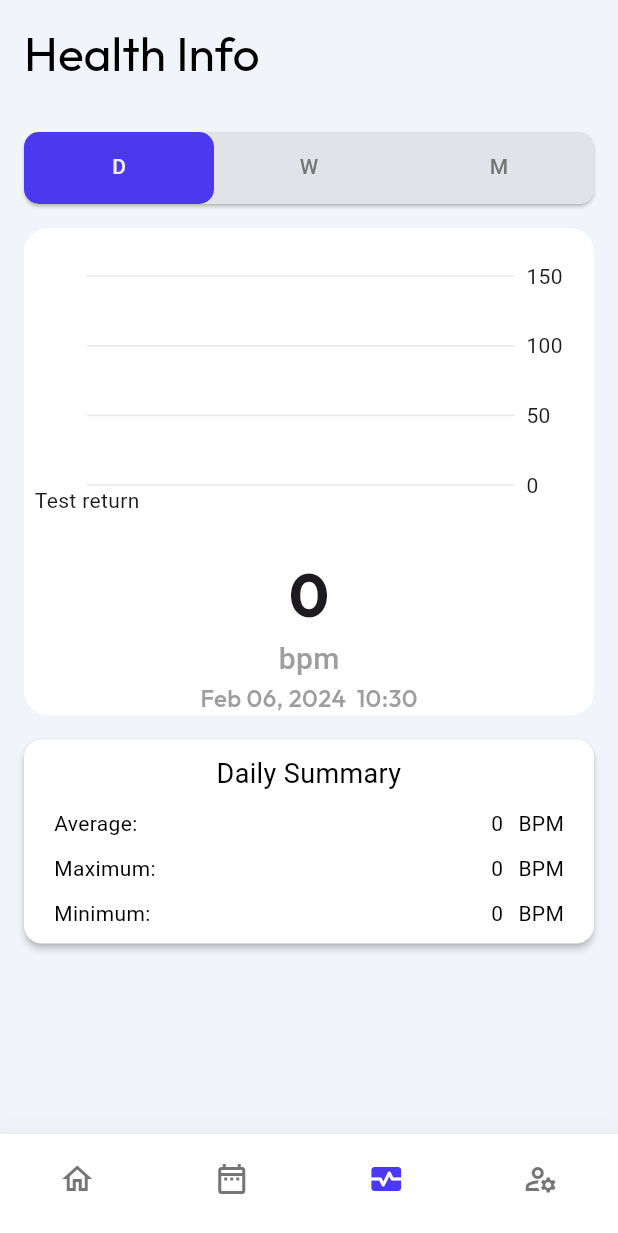
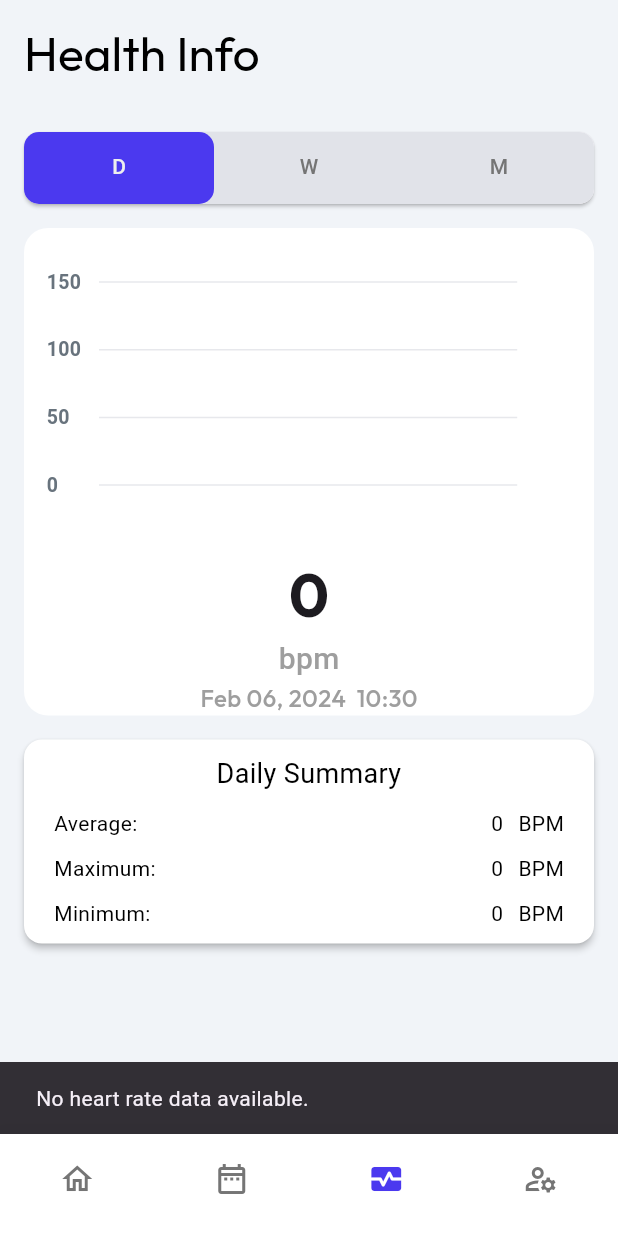
Before and after one commit to MeenVP/AsthsistPlus, a Flutter app: the screen it shows once a user with an empty profile is signed in, item 3 of the bottom bar chosen, on a phone screen of 412 x 824 dp. Shown: the top 1233 px of the screen. Run offline on Flutter 3.47's test engine with Material 3 defaults, Android fonts, the phone set to English and light mode, and no system bars; drawn by our look-alikes of fl_chart; our stand-ins replace cloud_firestore, firebase_auth, firebase_core, flutter_slidable, geolocator, google_fonts and 2 more; missing offline and left inert: health, workmanager; accounts and stored records are empty; generated files the repository leaves out were written again.

Commit message:
Updated heartRateChart

```diff
--- a/lib/pages/chart_page.dart
+++ b/lib/pages/chart_page.dart
@@ -33,31 +33,45 @@ class _heartRateChartState extends State<heartRateChart> with TickerProviderStat
   }
 
   void getHeartRateDataForChart(DateTime date) async {
-    var firebaseService = FirebaseService(); // Create an instance of FirebaseService
+    var firebaseService = FirebaseService(); // Your service instance
     var hrData = await firebaseService.getHRForDay(date); // Fetch the heart rate data
 
-    // Convert the data to FlSpot objects for the chart
+    // Check if we received any data
+    if (hrData.isNotEmpty) {
+      // Convert the fetched data into FlSpot objects for plotting on the chart
       List<FlSpot> heartRateSpots = hrData.map((data) {
         final x = (data['time'] as DateTime).millisecondsSinceEpoch.toDouble();
         final y = double.parse(data['data'].replaceAll(' bpm', ''));
         return FlSpot(x, y);
-    }).where((spot) {
-      // Filter out any heart rate values that are not within the typical range
-      return spot.y >= 0 && spot.y <= 150;
       }).toList();
 
-    // Update the state to reflect the new data
+      // Find the latest entry based on the timestamp
+      // Assuming the data is already sorted by datetime, the first entry is the most recent
+      DateTime latestDataTimestamp = hrData.first['time'];
+      double latestHeartRate = double.parse(hrData.first['data'].replaceAll(' bpm', ''));
+
       setState(() {
-      // Assuming you have a member variable to hold the chart data
         this.heartRateData = heartRateSpots;
-      // Update the current heart rate and timestamp to the latest data point
-      if (heartRateSpots.isNotEmpty) {
-        final latestSpot = heartRateSpots.last;
-        updateDisplayedHeartRate(latestSpot.y.toInt(), DateTime.now());
-      }else{
-        Text('no data');
+        // Set the timestamp of the latest data entry as the current timestamp
+        currentTimestamp = latestDataTimestamp;
+        // Update the displayed heart rate with the value from the latest entry
+        // Convert to int if necessary or keep it as double based on your display needs
+        currentHeartRate = latestHeartRate.toInt();
+      });
+    } else {
+      // Handle the case where no data is available for the selected date
+      setState(() {
+        // choose to either reset the currentHeartRate to a default value
+        // or keep the last known value, depending on your application's needs
+        currentHeartRate = 0; // Placeholder or default value
+        // Consider setting a specific "no data" timestamp or message, or keep it unchanged
+        heartRateData.clear(); // Clear the chart data
+        // Optionally inform the user that no data is available
+        ScaffoldMessenger.of(context).showSnackBar(const SnackBar(
+          content: Text("No heart rate data available."),
+        ));
+      });
     }
-    });
   }
 
   @override
@@ -103,8 +117,10 @@ class _heartRateChartState extends State<heartRateChart> with TickerProviderStat
     }).toList();
 
     print('Number of Spots for $timeSpan: ${spots.length}');
+
     for (var spot in spots) {
-      print('x: ${spot.x}, y: ${spot.y}');
+      final timeX = DateTime.fromMillisecondsSinceEpoch(spot.x.toInt());
+      print('x: ${timeX}, y: ${spot.y}');
     }
 
     return spots;
@@ -448,7 +464,7 @@ class _heartRateChartState extends State<heartRateChart> with TickerProviderStat
         AspectRatio(
           aspectRatio: 2.0,
           child: Padding(
-            padding: EdgeInsetsDirectional.fromSTEB(0, 16, 0, 0),
+            padding: EdgeInsetsDirectional.fromSTEB(0, 20, 0, 0),
             child: LineChart(
               mainData(spots),
             ),
@@ -458,29 +474,33 @@ class _heartRateChartState extends State<heartRateChart> with TickerProviderStat
     );
   }
 
-  LineChartData mainData(List<FlSpot> spots) {
+  LineChartData mainData(List<FlSpot> reversedSpots) {
+    reversedSpots = List.from(heartRateData.reversed);
     // Set a fixed range for minY and maxY
     double minY = 0;
     double maxY = 150;
 
     // Calculate minX and maxX based on the spots data
-    double minX = spots.isNotEmpty ? spots.first.x : 0;
-    double maxX = spots.isNotEmpty ? spots.last.x : 0;
+    double minX = reversedSpots.isNotEmpty ? reversedSpots.first.x : 0;
+    // final sum = DateTime.fromMillisecondsSinceEpoch(minX.toInt());
+    // print('${sum} testFirst');
+    double maxX = reversedSpots.isNotEmpty ? reversedSpots.last.x : 0;
+    // print('${minX} test');
+    // double minX = 0;
+    // double maxX = 24;
 
 
-    FlSpot lastSpot = spots.isNotEmpty ? spots.last : FlSpot(0, 0);
-
-    // double interval = 2 * 60 * 60 * 1000;
+    FlSpot lasttSpot = reversedSpots.isNotEmpty ? reversedSpots.last : FlSpot(0, 0);
+    print('test list reversed: ${reversedSpots}');
 
     // Adjust maxY slightly higher to ensure the top data point isn't at the very edge
-    // maxY += 1;
 
     return LineChartData(
       gridData: FlGridData(
         show: true,
         drawVerticalLine: true,
         horizontalInterval: 50,
-        verticalInterval: 1,
+        // verticalInterval: 1,
         getDrawingHorizontalLine: (value) {
           return FlLine(
             color: const Color(0xffe7e8ec),
@@ -497,15 +517,22 @@ class _heartRateChartState extends State<heartRateChart> with TickerProviderStat
           sideTitles: SideTitles(
             showTitles: true,
             reservedSize: 30,
-            interval: 1,
-            getTitlesWidget: bottomTitleWidgets,
+            getTitlesWidget: bottomTitleWidgets, // Your modified function
+            // interval: 0,
+          ),
+        ),
+        rightTitles: AxisTitles(
+          sideTitles: SideTitles(
+            showTitles: true,
+            getTitlesWidget: rightTitleWidgets, // Custom function for left titles
+            reservedSize: 42,
           ),
         ),
         leftTitles: AxisTitles(
           sideTitles: SideTitles(
             showTitles: true,
             getTitlesWidget: leftTitleWidgets, // Custom function for left titles
-            reservedSize: 42,
+            reservedSize: 50,
           ),
         ),
       ),
@@ -532,16 +559,16 @@ class _heartRateChartState extends State<heartRateChart> with TickerProviderStat
       maxY: maxY,
       lineBarsData: [
         LineChartBarData(
-          spots: spots,
+          spots: reversedSpots,
           isCurved: true,
           color: Style.heartrate,
-          barWidth: 2,
+          barWidth: 3,
           isStrokeCapRound: true,
           dotData: FlDotData(
             show: true,
             getDotPainter: (spot, percent, barData, index) {
               // Show a prominent dot only for the last spot or the 'current' spot
-              if (spot == lastSpot) {
+              if (spot == lasttSpot) {
                 return FlDotCirclePainter(
                   radius: 4,
                   color: Colors.white,
@@ -569,38 +596,64 @@ class _heartRateChartState extends State<heartRateChart> with TickerProviderStat
   }
 
   Widget bottomTitleWidgets(double value, TitleMeta meta) {
-    // TextStyle style = TextStyle(
-    //   color: Colors.black,
-    //   fontWeight: FontWeight.bold,
-    //   fontSize: 16,
-    // );
-    //
-    // // Map the double values to time strings.
-    // const timeLabels = {
-    //   0: '00:00',
-    //   6: '06:00',
-    //   12: '12:00',
-    //   18: '18:00',
-    //   24: '23:59', // Assuming 24 represents the end of the day
-    // };
-    //
-    // // Only show the label if it's defined in the map.
-    // Widget text = timeLabels.containsKey(value.toInt())
-    //     ? Text(timeLabels[value.toInt()]!, style: style)
-    //     : Container(); // Return an empty container for values not in the map.
-    //
-    // return SideTitleWidget(
-    //   axisSide: meta.axisSide,
-    //   space: 8.0, // You can adjust the space for alignment
-    //   child: text,
-    // );
-    return Text('Test return');
+    const style = TextStyle(
+      color: Color(0xff68737d),
+      fontWeight: FontWeight.bold,
+      fontSize: 13,
+    );
+
+    if (heartRateData.isEmpty) {
+      return Text('');
     }
 
+    var dateTime = DateTime.fromMillisecondsSinceEpoch(value.toInt());
+    var formattedDate = DateFormat('MMM d').format(dateTime); // Example: Jan 5
+    var formattedTime = DateFormat('HH:mm').format(dateTime); // Example: 15:04
 
+    var label = '';
+    if (_tabController?.index == 0) { // Day view
+      if (value == heartRateData.first.x) {
+        label = '$formattedTime';
+      }
+    } else if (_tabController?.index == 1 || _tabController?.index == 2) { // Week or Month view
+    }
 
+    return Padding(
+        padding: const EdgeInsets.all(5.0),
+    child: Text(label, style: style),
+    );
+  }
+
+  Widget rightTitleWidgets(double value, TitleMeta meta) {
+    return Container();
+  }
 
   Widget leftTitleWidgets(double value, TitleMeta meta) {
-    return Container();
+    const textStyle = TextStyle(
+      color: Color(0xff68737d),
+      fontWeight: FontWeight.bold,
+      fontSize: 13,
+    );
+    String text;
+    switch (value.toInt()) {
+      case 0:
+        text = '0';
+        break;
+      case 50:
+        text = '50';
+        break;
+      case 100:
+        text = '100';
+        break;
+      case 150:
+        text = '150';
+        break;
+      default:
+        return Container(); // Return an empty container for non-labeled values
+    }
+    return Padding(
+      padding: const EdgeInsets.only(left: 15), // Add padding if needed
+      child: Text(text, style: textStyle),
+    );
   }
 }
```
Lines whose indentation alone changed are shown as unchanged.
